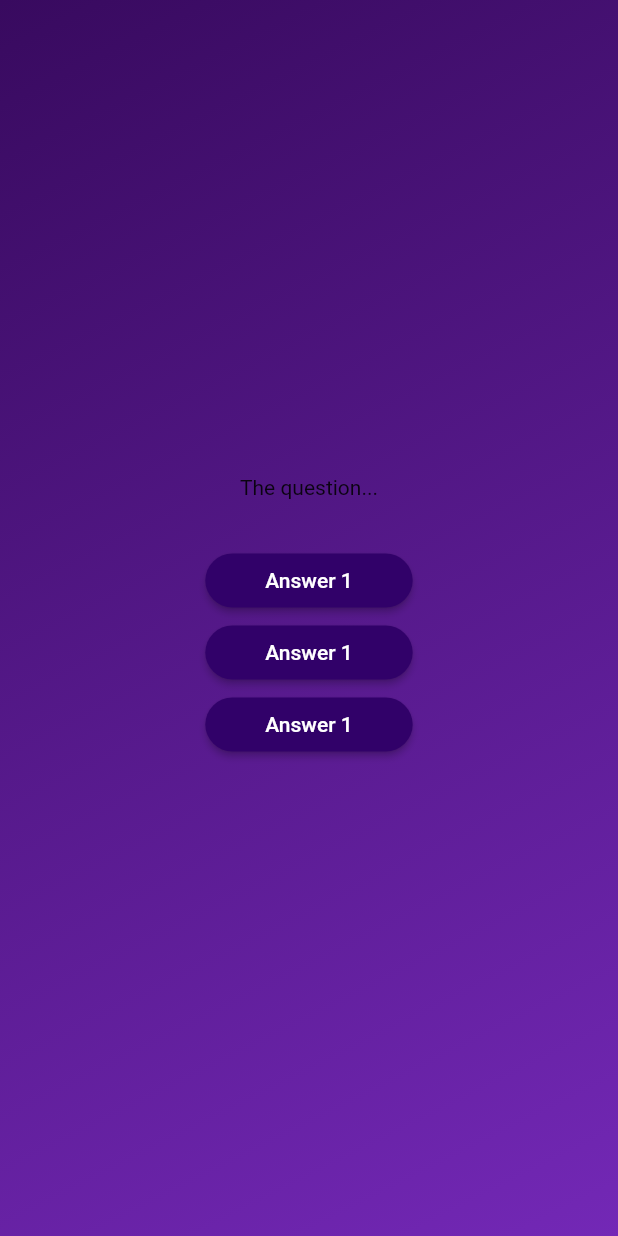
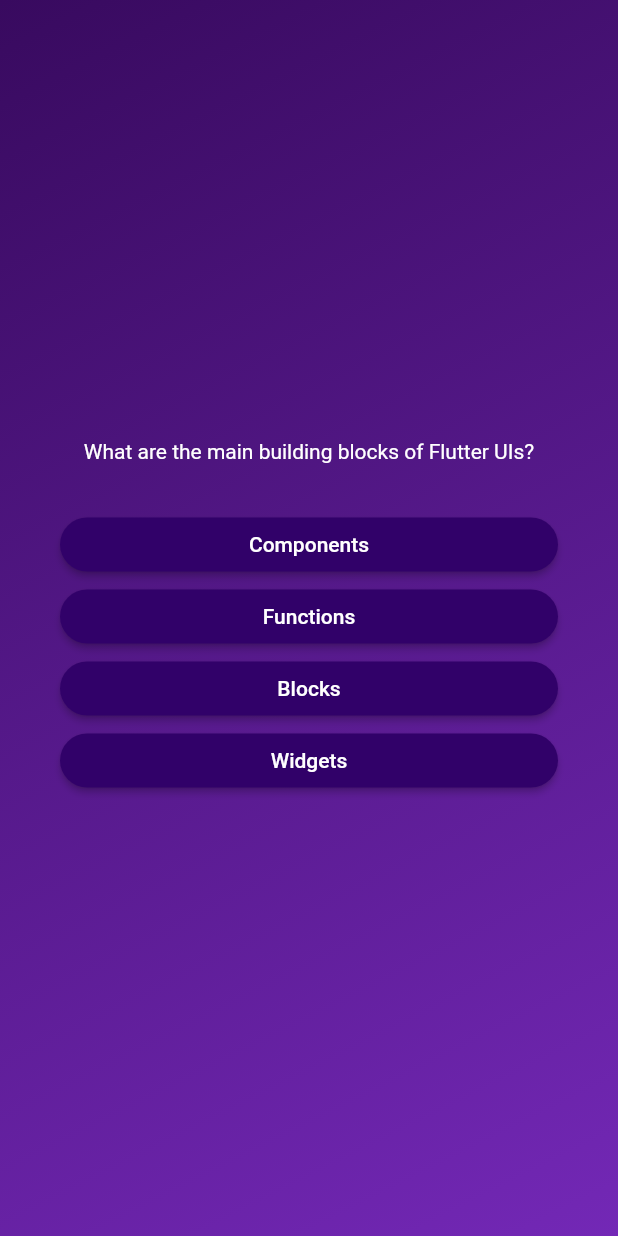
Before and after one commit to blahablast/quiz_app, a Flutter app: the screen it shows after launch, after a tap on "Start Quiz", on a phone screen of 412 x 824 dp. Run offline on Flutter 3.47's test engine with Material 2 defaults, Android fonts, the phone set to English and light mode, and no system bars.

Commit message:
added a list getShuffledAnswers, added setState to questions screen and added a function for buttons to click and move to next question

```diff
--- a/lib/answer_button.dart
+++ b/lib/answer_button.dart
@@ -18,7 +18,7 @@ class AnswerButton extends StatelessWidget {
           borderRadius: BorderRadius.circular(40),
         ),
       ),
-      child: const Text('Answer 1'),
+      child: Text(answerText),
     );
   }
 }
--- a/lib/models/quiz_question.dart
+++ b/lib/models/quiz_question.dart
@@ -3,4 +3,10 @@ class QuizQuestion {
 
   final String text;
   final List<String> answers;
+
+  List<String> getShuffledAnswers() {
+    final shuffledList = List.of(answers);
+    shuffledList.shuffle();
+    return shuffledList;
+  }
 }
--- a/lib/questions_screen.dart
+++ b/lib/questions_screen.dart
@@ -1,4 +1,5 @@
 import 'package:flutter/material.dart';
+import 'package:adv_basics/data/questions.dart';
 import 'package:adv_basics/answer_button.dart';
 
 class QuestionsScreen extends StatefulWidget {
@@ -11,30 +12,41 @@ class QuestionsScreen extends StatefulWidget {
 }
 
 class _QuestionsScreenState extends State<QuestionsScreen> {
+  var currentQuestionIndex = 0;
+
+  void answerQuestion() {
+    setState(() {
+      currentQuestionIndex++;
+    });
+  }
+
   @override
   Widget build(context) {
+    final currentQuestion = questions[currentQuestionIndex];
+
     return SizedBox(
       width: double.infinity,
+      child: Container(
+        margin: const EdgeInsets.all(40),
         child: Column(
           mainAxisAlignment: MainAxisAlignment.center,
+          crossAxisAlignment: CrossAxisAlignment.stretch,
           children: [
-          const Text('The question...'),
+            Text(
+              currentQuestion.text,
+              style: const TextStyle(color: Colors.white),
+              textAlign: TextAlign.center,
+            ),
             const SizedBox(
               height: 30,
             ),
-          AnswerButton(
-            answerText: 'answerText',
-            onTap: () {},
-          ),
-          AnswerButton(
-            answerText: 'answerText',
-            onTap: () {},
-          ),
-          AnswerButton(
-            answerText: 'answerText',
-            onTap: () {},
+            ...currentQuestion.getShuffledAnswers().map(
+              (answer) {
+                return AnswerButton(answerText: answer, onTap: answerQuestion);
+              },
             ),
           ],
+        ),
       ),
     );
   }
```
Lines whose indentation alone changed are shown as unchanged.
